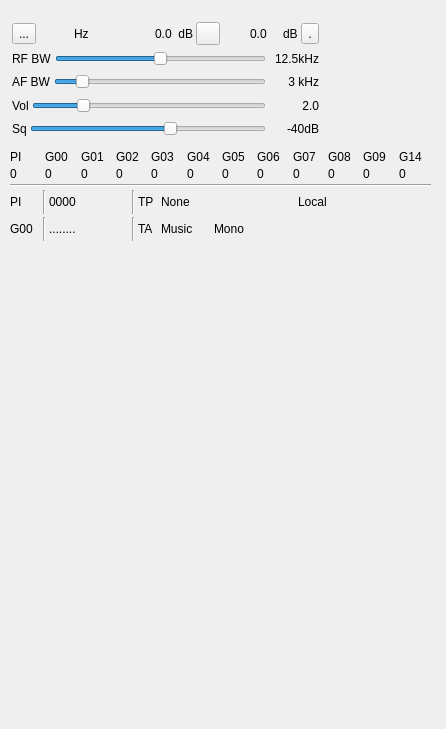
Above: plugins/channel/bfm/bfmdemodgui.ui from f4exb/sdrangel before the change. Below: the same form after it.
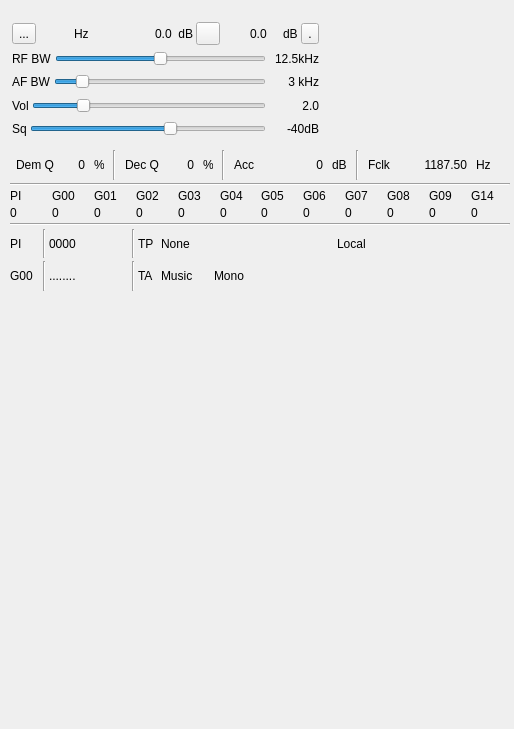
That is the form after the change. Icons and pictures are not drawn. Custom widgets are drawn as their Qt base class.

Commit message: BFM demod: RDS GUI part #2: quality metrics report

The edit to the form file:
```diff
--- a/plugins/channel/bfm/bfmdemodgui.ui
+++ b/plugins/channel/bfm/bfmdemodgui.ui
@@ -6,7 +6,7 @@
    <rect>
     <x>0</x>
     <y>0</y>
-    <width>446</width>
+    <width>514</width>
     <height>729</height>
    </rect>
   </property>
@@ -436,10 +436,16 @@
     <rect>
      <x>10</x>
      <y>150</y>
-     <width>421</width>
-     <height>91</height>
+     <width>500</width>
+     <height>141</height>
     </rect>
    </property>
+   <property name="minimumSize">
+    <size>
+     <width>500</width>
+     <height>0</height>
+    </size>
+   </property>
    <property name="windowTitle">
     <string>RDS data</string>
    </property>
@@ -447,6 +453,278 @@
     <property name="spacing">
      <number>3</number>
     </property>
+    <item>
+     <layout class="QHBoxLayout" name="reportLayout">
+      <item>
+       <widget class="QLabel" name="demodQLabel">
+        <property name="minimumSize">
+         <size>
+          <width>40</width>
+          <height>0</height>
+         </size>
+        </property>
+        <property name="maximumSize">
+         <size>
+          <width>40</width>
+          <height>16777215</height>
+         </size>
+        </property>
+        <property name="text">
+         <string>Dem Q</string>
+        </property>
+       </widget>
+      </item>
+      <item>
+       <widget class="QLabel" name="demodQText">
+        <property name="minimumSize">
+         <size>
+          <width>20</width>
+          <height>0</height>
+         </size>
+        </property>
+        <property name="maximumSize">
+         <size>
+          <width>20</width>
+          <height>16777215</height>
+         </size>
+        </property>
+        <property name="text">
+         <string>0</string>
+        </property>
+        <property name="alignment">
+         <set>Qt::AlignRight|Qt::AlignTrailing|Qt::AlignVCenter</set>
+        </property>
+       </widget>
+      </item>
+      <item>
+       <widget class="QLabel" name="demodQUnits">
+        <property name="minimumSize">
+         <size>
+          <width>10</width>
+          <height>0</height>
+         </size>
+        </property>
+        <property name="maximumSize">
+         <size>
+          <width>10</width>
+          <height>16777215</height>
+         </size>
+        </property>
+        <property name="text">
+         <string>%</string>
+        </property>
+       </widget>
+      </item>
+      <item>
+       <widget class="Line" name="sep1">
+        <property name="orientation">
+         <enum>Qt::Vertical</enum>
+        </property>
+       </widget>
+      </item>
+      <item>
+       <widget class="QLabel" name="decoderQLabel">
+        <property name="minimumSize">
+         <size>
+          <width>40</width>
+          <height>0</height>
+         </size>
+        </property>
+        <property name="maximumSize">
+         <size>
+          <width>40</width>
+          <height>16777215</height>
+         </size>
+        </property>
+        <property name="text">
+         <string>Dec Q</string>
+        </property>
+       </widget>
+      </item>
+      <item>
+       <widget class="QLabel" name="decoderQText">
+        <property name="minimumSize">
+         <size>
+          <width>20</width>
+          <height>0</height>
+         </size>
+        </property>
+        <property name="maximumSize">
+         <size>
+          <width>20</width>
+          <height>16777215</height>
+         </size>
+        </property>
+        <property name="text">
+         <string>0</string>
+        </property>
+        <property name="alignment">
+         <set>Qt::AlignRight|Qt::AlignTrailing|Qt::AlignVCenter</set>
+        </property>
+       </widget>
+      </item>
+      <item>
+       <widget class="QLabel" name="decoderQUnits">
+        <property name="minimumSize">
+         <size>
+          <width>10</width>
+          <height>0</height>
+         </size>
+        </property>
+        <property name="maximumSize">
+         <size>
+          <width>10</width>
+          <height>16777215</height>
+         </size>
+        </property>
+        <property name="text">
+         <string>%</string>
+        </property>
+       </widget>
+      </item>
+      <item>
+       <widget class="Line" name="sep2">
+        <property name="orientation">
+         <enum>Qt::Vertical</enum>
+        </property>
+       </widget>
+      </item>
+      <item>
+       <widget class="QLabel" name="accumLabel">
+        <property name="minimumSize">
+         <size>
+          <width>40</width>
+          <height>0</height>
+         </size>
+        </property>
+        <property name="maximumSize">
+         <size>
+          <width>40</width>
+          <height>16777215</height>
+         </size>
+        </property>
+        <property name="text">
+         <string>Acc</string>
+        </property>
+       </widget>
+      </item>
+      <item>
+       <widget class="QLabel" name="accumText">
+        <property name="minimumSize">
+         <size>
+          <width>40</width>
+          <height>0</height>
+         </size>
+        </property>
+        <property name="maximumSize">
+         <size>
+          <width>40</width>
+          <height>16777215</height>
+         </size>
+        </property>
+        <property name="text">
+         <string>0</string>
+        </property>
+        <property name="alignment">
+         <set>Qt::AlignRight|Qt::AlignTrailing|Qt::AlignVCenter</set>
+        </property>
+       </widget>
+      </item>
+      <item>
+       <widget class="QLabel" name="accumUnits">
+        <property name="minimumSize">
+         <size>
+          <width>15</width>
+          <height>0</height>
+         </size>
+        </property>
+        <property name="maximumSize">
+         <size>
+          <width>15</width>
+          <height>16777215</height>
+         </size>
+        </property>
+        <property name="text">
+         <string>dB</string>
+        </property>
+       </widget>
+      </item>
+      <item>
+       <widget class="Line" name="sep3">
+        <property name="orientation">
+         <enum>Qt::Vertical</enum>
+        </property>
+       </widget>
+      </item>
+      <item>
+       <widget class="QLabel" name="fclkLabel">
+        <property name="minimumSize">
+         <size>
+          <width>30</width>
+          <height>0</height>
+         </size>
+        </property>
+        <property name="maximumSize">
+         <size>
+          <width>30</width>
+          <height>16777215</height>
+         </size>
+        </property>
+        <property name="text">
+         <string>Fclk</string>
+        </property>
+       </widget>
+      </item>
+      <item>
+       <widget class="QLabel" name="fclkText">
+        <property name="minimumSize">
+         <size>
+          <width>60</width>
+          <height>0</height>
+         </size>
+        </property>
+        <property name="maximumSize">
+         <size>
+          <width>60</width>
+          <height>16777215</height>
+         </size>
+        </property>
+        <property name="text">
+         <string>1187.50</string>
+        </property>
+        <property name="alignment">
+         <set>Qt::AlignRight|Qt::AlignTrailing|Qt::AlignVCenter</set>
+        </property>
+       </widget>
+      </item>
+      <item>
+       <widget class="QLabel" name="fclkUnits">
+        <property name="minimumSize">
+         <size>
+          <width>15</width>
+          <height>0</height>
+         </size>
+        </property>
+        <property name="maximumSize">
+         <size>
+          <width>15</width>
+          <height>16777215</height>
+         </size>
+        </property>
+        <property name="text">
+         <string>Hz</string>
+        </property>
+       </widget>
+      </item>
+     </layout>
+    </item>
+    <item>
+     <widget class="Line" name="reportSeparator">
+      <property name="orientation">
+       <enum>Qt::Horizontal</enum>
+      </property>
+     </widget>
+    </item>
     <item>
      <layout class="QGridLayout" name="countersLayout">
       <item row="0" column="0">
```
The commit also changes 6 other files.
